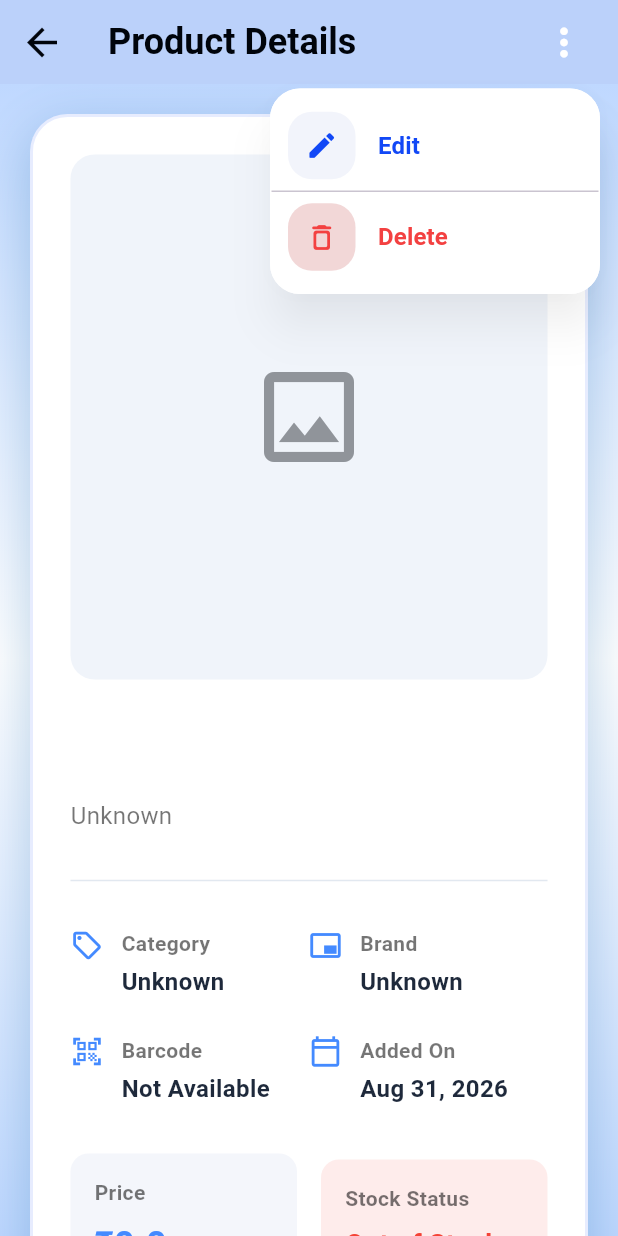
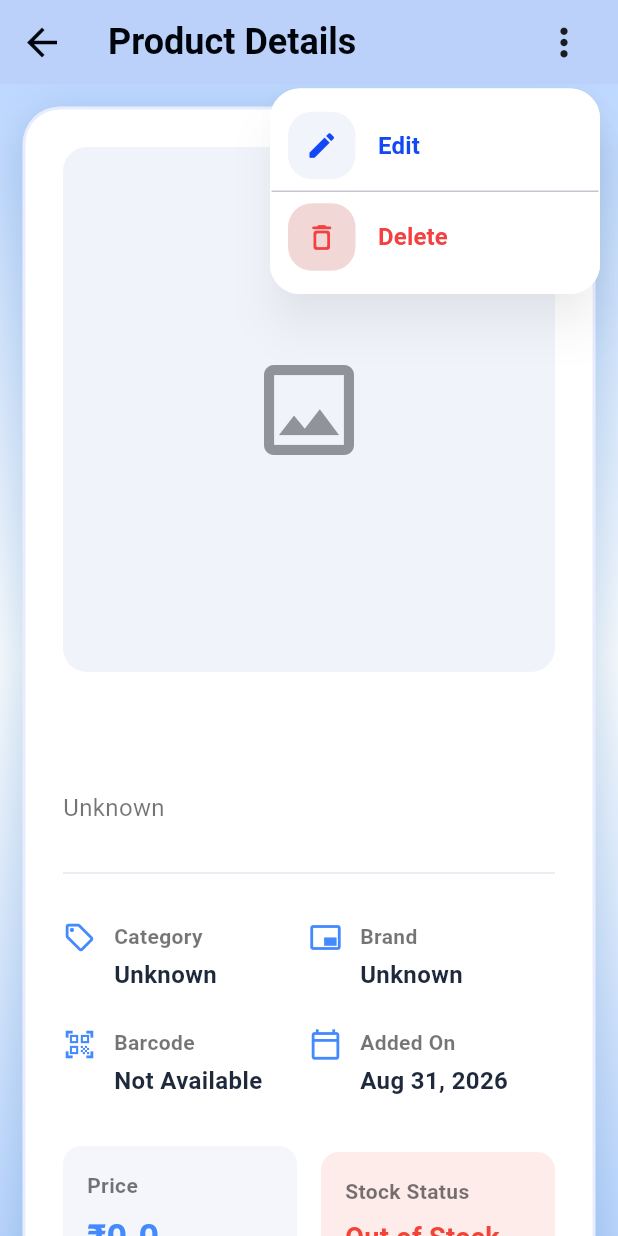
Before and after one commit to arshidek/smartstock, a Flutter app: the ProductDetailScreen screen opened directly with empty values, after a tap on the "more vert" icon, on a phone screen of 412 x 824 dp. Run offline on Flutter 3.47's test engine with Material 3 defaults, Android fonts, the phone set to English and light mode, and no system bars; our stand-ins replace fl_chart, hive, hive_flutter, image_picker, pdf, printing; missing offline and left inert: mobile_scanner; accounts and stored records are empty.

Commit message:
feat: update product and sales UI

```diff
--- a/lib/core/widgets/popup/app_popup_menu.dart
+++ b/lib/core/widgets/popup/app_popup_menu.dart
@@ -92,10 +92,10 @@ class AppPopupMenu extends StatelessWidget {
       offset: const Offset(0, AppSizes.size55),
       icon: compact
           ? const Icon(Icons.more_vert, color: Colors.black87)
-          :  Icon(
+          : const Icon(
               Icons.more_vert_rounded,
               size: AppSizes.size30,
-              color: AppColors.white,
+              color: Colors.black87,
             ),
       onSelected: (value) {
         switch (value) {
--- a/lib/features/product/presentation/product_detail_screen.dart
+++ b/lib/features/product/presentation/product_detail_screen.dart
@@ -74,12 +74,13 @@ class _ProductDetailScreenState extends State<ProductDetailScreen> {
       body: Container(
         decoration: BoxDecoration(gradient: AppColors.background),
         child: SingleChildScrollView(
-          padding: const EdgeInsets.all(AppSizes.padding20),
+
           child: Column(
             children: [
               AppCardWidget(
-                margin: EdgeInsets.zero,
-                child: ResponsiveRow(
+                child: Column(
+                  children: [
+                    ResponsiveRow(
                       crossAxisAlignment: CrossAxisAlignment.start,
                       children: [
                         Expanded(
@@ -100,7 +101,9 @@ class _ProductDetailScreenState extends State<ProductDetailScreen> {
                         ),
                       ],
                     ),
-              ),
+                    const SizedBox(height: 20),
+                    const Divider(),
+                    const SizedBox(height: 20),
                     ProductInformationSection(
                       product: widget.product,
                       brand: _brand,
@@ -109,6 +112,9 @@ class _ProductDetailScreenState extends State<ProductDetailScreen> {
                   ],
                 ),
               ),
+            ],
+          ),
+        ),
       ),
     );
   }
--- a/lib/features/product/widgets/add_product_image_name.dart
+++ b/lib/features/product/widgets/add_product_image_name.dart
@@ -29,8 +29,7 @@ class AddProductImageName extends StatelessWidget {
 
   @override
   Widget build(BuildContext context) {
-    return AppCardWidget(
-      child: Column(
+    return Column(
       crossAxisAlignment: CrossAxisAlignment.start,
       children: [
         Row(
@@ -120,7 +119,6 @@ class AddProductImageName extends StatelessWidget {
           ],
         ),
       ],
-      ),
     );
   }
 }
--- a/lib/features/product/widgets/add_product_pricing_inventory.dart
+++ b/lib/features/product/widgets/add_product_pricing_inventory.dart
@@ -45,8 +45,7 @@ class AddProductPricingInventory extends StatelessWidget {
 
   @override
   Widget build(BuildContext context) {
-    return AppCardWidget(
-      child: Column(
+    return Column(
       crossAxisAlignment: CrossAxisAlignment.start,
       children: [
         const Text(
@@ -127,7 +126,6 @@ class AddProductPricingInventory extends StatelessWidget {
         ),
         const SizedBox(height: AppSizes.size25),
       ],
-      ),
     );
   }
 
--- a/lib/features/product/widgets/product_information_section.dart
+++ b/lib/features/product/widgets/product_information_section.dart
@@ -20,22 +20,7 @@ class ProductInformationSection extends StatelessWidget {
 
   @override
   Widget build(BuildContext context) {
-    return Container(
-      margin: const EdgeInsets.only(top: AppSizes.padding20),
-      padding: const EdgeInsets.all(AppSizes.padding25),
-      decoration: BoxDecoration(
-        color: AppColors.white,
-        borderRadius: BorderRadius.circular(AppSizes.borderRadius20),
-        boxShadow: [
-          BoxShadow(
-            color: AppColors.black.withValues(alpha: 0.05),
-            blurRadius: 15,
-            spreadRadius: 2,
-            offset: const Offset(0, 5),
-          ),
-        ],
-      ),
-      child: Column(
+    return Column(
       crossAxisAlignment: CrossAxisAlignment.start,
       children: [
         const Row(
@@ -71,7 +56,6 @@ class ProductInformationSection extends StatelessWidget {
           product.createdBy.isEmpty ? "System" : product.createdBy,
         ),
       ],
-      ),
     );
   }
 
```
Also changed, not shown: lib/features/product/presentation/add_product_body.dart (+8 -2 lines), lib/features/product/presentation/edit_product_body.dart (+8 -2 lines), lib/features/sales/presentation/web/web_add_sale_customer.dart (+4 -8 lines), lib/features/sales/widgets/AppSaleCard.dart (+0 -17 lines). Lines whose indentation alone changed are shown as unchanged.
